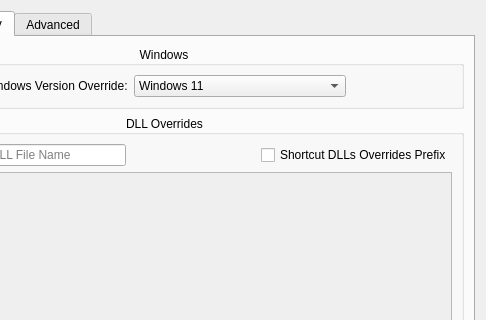
The window that neroprefixsettings.ui (keenanweaver/Nero-umu) describes before a commit, drawn with Qt 5; both pictures show x 157 to 643 and y 0 to 320 of the 643 by 722 pixel window.
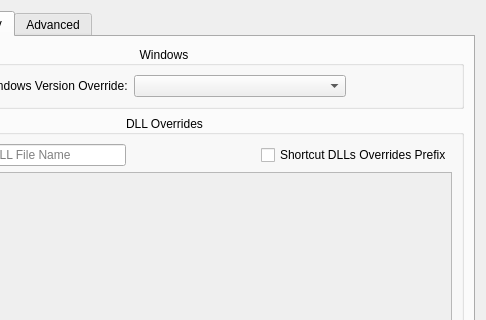
The same window after the commit. The open tabs and pages were chosen to show the change. Icons and pictures are not drawn.

Commit message: Use "Default Settings" for Windows Version, until explicitly set by user

```diff
--- a/neroprefixsettings.ui
+++ b/neroprefixsettings.ui
@@ -959,6 +959,9 @@
             <property name="accessibleName">
              <string>Windows Version Override</string>
             </property>
+            <property name="placeholderText">
+             <string>[Use Default Setting]</string>
+            </property>
             <property name="isFor" stdset="0">
              <string>WindowsVersion</string>
             </property>
```
Left out of the diff: 2 changed lines with no effect on the pictures. The commit also changes 2 other files.
